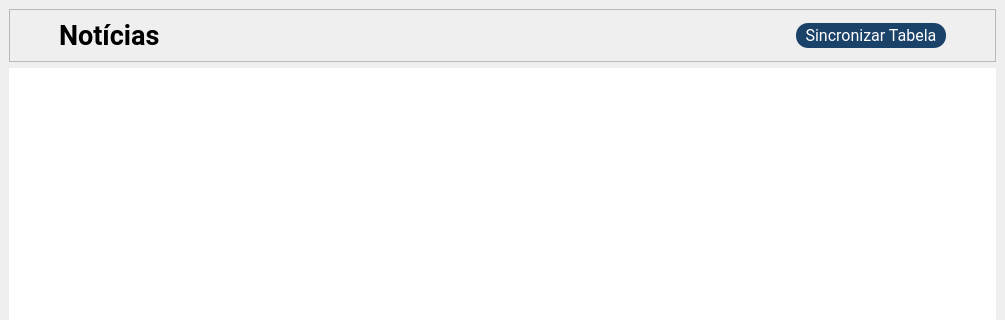
Qt form src/view/pages/ui_pages.ui (cintraluiza2/CO_annotationsmirror) before a commit; both pictures show x 0 to 1005 and y 0 to 320 of the 1005 by 944 pixel window.
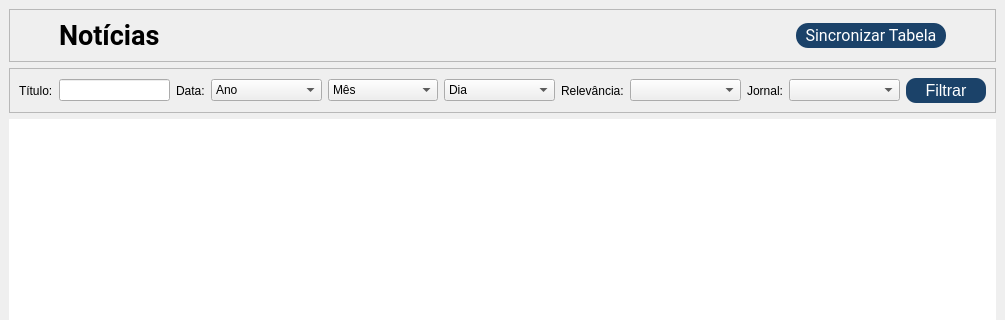
The same form after that commit. Icons and pictures are not drawn.

Commit message: Add filters in news page

```diff
--- a/src/view/pages/ui_pages.ui
+++ b/src/view/pages/ui_pages.ui
@@ -118,6 +118,192 @@
       </layout>
      </widget>
     </item>
+    <item>
+     <widget class="QFrame" name="frame_11">
+      <property name="sizePolicy">
+       <sizepolicy hsizetype="Preferred" vsizetype="Preferred">
+        <horstretch>0</horstretch>
+        <verstretch>0</verstretch>
+       </sizepolicy>
+      </property>
+      <property name="frameShape">
+       <enum>QFrame::StyledPanel</enum>
+      </property>
+      <property name="frameShadow">
+       <enum>QFrame::Raised</enum>
+      </property>
+      <layout class="QHBoxLayout" name="horizontalLayout_19">
+       <item>
+        <widget class="QLabel" name="label_3">
+         <property name="sizePolicy">
+          <sizepolicy hsizetype="Maximum" vsizetype="Preferred">
+           <horstretch>0</horstretch>
+           <verstretch>0</verstretch>
+          </sizepolicy>
+         </property>
+         <property name="text">
+          <string>Título:</string>
+         </property>
+        </widget>
+       </item>
+       <item>
+        <widget class="QLineEdit" name="lineEdit">
+         <property name="sizePolicy">
+          <sizepolicy hsizetype="Preferred" vsizetype="Fixed">
+           <horstretch>0</horstretch>
+           <verstretch>0</verstretch>
+          </sizepolicy>
+         </property>
+        </widget>
+       </item>
+       <item>
+        <widget class="QLabel" name="label_5">
+         <property name="sizePolicy">
+          <sizepolicy hsizetype="Maximum" vsizetype="Preferred">
+           <horstretch>0</horstretch>
+           <verstretch>0</verstretch>
+          </sizepolicy>
+         </property>
+         <property name="text">
+          <string>Data:</string>
+         </property>
+        </widget>
+       </item>
+       <item>
+        <widget class="QComboBox" name="combo_filter_year">
+         <property name="sizePolicy">
+          <sizepolicy hsizetype="Preferred" vsizetype="Fixed">
+           <horstretch>0</horstretch>
+           <verstretch>0</verstretch>
+          </sizepolicy>
+         </property>
+         <item>
+          <property name="text">
+           <string>Ano</string>
+          </property>
+         </item>
+        </widget>
+       </item>
+       <item>
+        <widget class="QComboBox" name="combo_filter_month">
+         <property name="sizePolicy">
+          <sizepolicy hsizetype="Preferred" vsizetype="Fixed">
+           <horstretch>0</horstretch>
+           <verstretch>0</verstretch>
+          </sizepolicy>
+         </property>
+         <item>
+          <property name="text">
+           <string>Mês</string>
+          </property>
+         </item>
+        </widget>
+       </item>
+       <item>
+        <widget class="QComboBox" name="combo_filter_day">
+         <property name="sizePolicy">
+          <sizepolicy hsizetype="Preferred" vsizetype="Fixed">
+           <horstretch>0</horstretch>
+           <verstretch>0</verstretch>
+          </sizepolicy>
+         </property>
+         <item>
+          <property name="text">
+           <string>Dia</string>
+          </property>
+         </item>
+        </widget>
+       </item>
+       <item>
+        <widget class="QLabel" name="label_7">
+         <property name="sizePolicy">
+          <sizepolicy hsizetype="Maximum" vsizetype="Preferred">
+           <horstretch>0</horstretch>
+           <verstretch>0</verstretch>
+          </sizepolicy>
+         </property>
+         <property name="text">
+          <string>Relevância:</string>
+         </property>
+        </widget>
+       </item>
+       <item>
+        <widget class="QComboBox" name="comboBox_relevance">
+         <property name="sizePolicy">
+          <sizepolicy hsizetype="Preferred" vsizetype="Fixed">
+           <horstretch>0</horstretch>
+           <verstretch>0</verstretch>
+          </sizepolicy>
+         </property>
+        </widget>
+       </item>
+       <item>
+        <widget class="QLabel" name="label_4">
+         <property name="sizePolicy">
+          <sizepolicy hsizetype="Maximum" vsizetype="Preferred">
+           <horstretch>0</horstretch>
+           <verstretch>0</verstretch>
+          </sizepolicy>
+         </property>
+         <property name="text">
+          <string>Jornal:</string>
+         </property>
+        </widget>
+       </item>
+       <item>
+        <widget class="QComboBox" name="comboBox_news">
+         <property name="sizePolicy">
+          <sizepolicy hsizetype="Preferred" vsizetype="Fixed">
+           <horstretch>0</horstretch>
+           <verstretch>0</verstretch>
+          </sizepolicy>
+         </property>
+        </widget>
+       </item>
+       <item>
+        <widget class="QPushButton" name="button_filter">
+         <property name="sizePolicy">
+          <sizepolicy hsizetype="Maximum" vsizetype="Fixed">
+           <horstretch>0</horstretch>
+           <verstretch>0</verstretch>
+          </sizepolicy>
+         </property>
+         <property name="minimumSize">
+          <size>
+           <width>80</width>
+           <height>25</height>
+          </size>
+         </property>
+         <property name="font">
+          <font>
+           <pointsize>12</pointsize>
+          </font>
+         </property>
+         <property name="styleSheet">
+          <string notr="true">QPushButton{
+            color: #FFFFFF;
+            background-color: #1B4269;
+            text-align: center;
+            border: solid;
+            border-radius: 10px;
+}
+
+ QPushButton::hover{
+            background-color: #1B5A69;
+}
+
+QPushButton::pressed {
+            background-color: #3E5369;
+}</string>
+         </property>
+         <property name="text">
+          <string>Filtrar</string>
+         </property>
+        </widget>
+       </item>
+      </layout>
+     </widget>
+    </item>
     <item>
      <widget class="QTableView" name="table_news">
       <property name="font">
```
Left out of the diff: 2 changed lines with no effect on the pictures. The commit also changes 1 other file.
